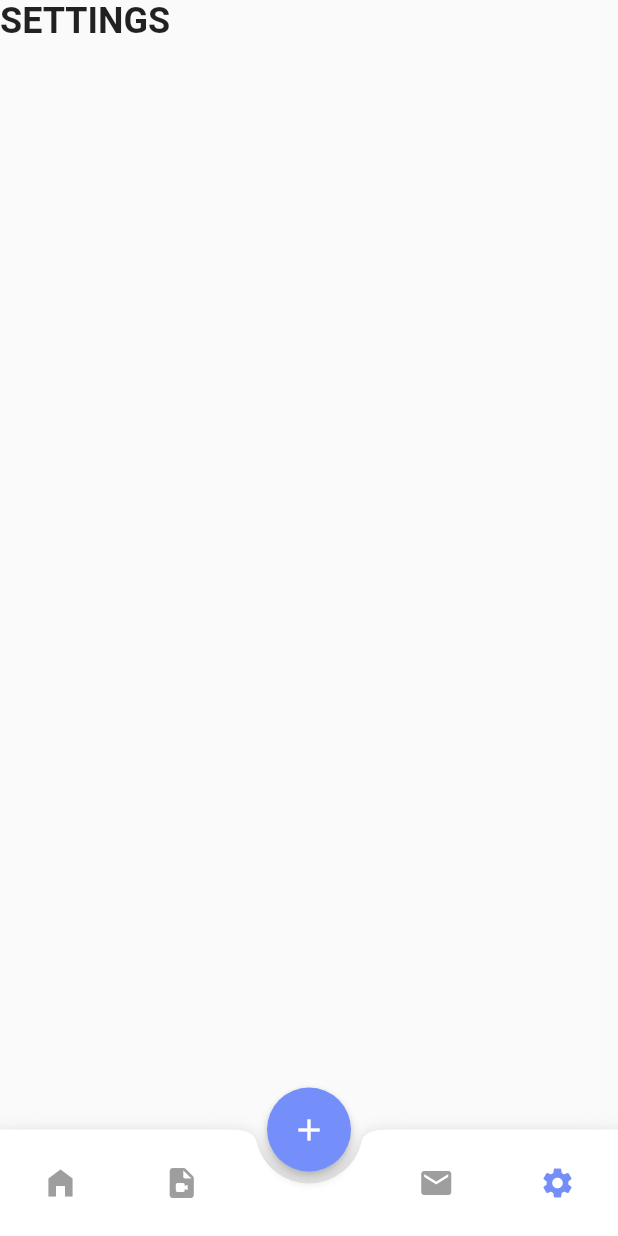
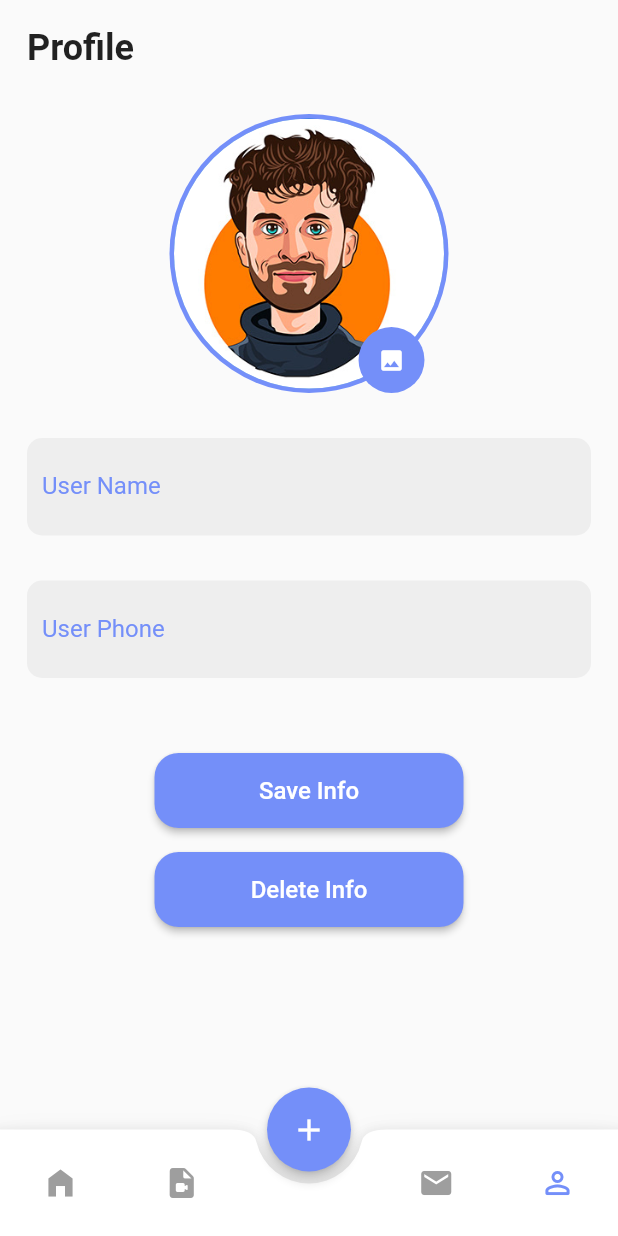
Before and after one commit to Magesh-Doodleblue/Task-Management-Application-and-Github-API-implementation, a Flutter app: the screen it shows after launch, item 4 of the bottom bar chosen, on a phone screen of 412 x 824 dp. Run offline on Flutter 3.47's test engine with Material 2 defaults, Android fonts, the phone set to English and light mode, and no system bars; our stand-ins replace fluttertoast, google_fonts, image_picker, sqflite, step_progress_indicator, syncfusion_flutter_charts; missing offline and left inert: custom_check_box; accounts and stored records are empty; network calls fail; Roboto replaces fonts that are missing (Ubuntu).

Commit message:
added profile with database

```diff
--- a/lib/View/Navigation Bar/navigation_bar.dart
+++ b/lib/View/Navigation Bar/navigation_bar.dart
@@ -5,7 +5,7 @@ import 'package:flutter/material.dart';
 import '../Dashboard/dashboard.dart';
 import '../Github Home/github_home.dart';
 import '../Projects/projects.dart';
-import '../settings/settings.dart';
+import '../Profile/profile.dart';
 
 class MyHomePage extends StatefulWidget {
   @override
@@ -18,7 +18,7 @@ class _MyHomePageState extends State<MyHomePage> {
     const Dashboard(),
     const ProjectScreen(),
     const GitHubRepositoryListScreen(), // Add GitHub screen as the last item
-    const SettingsScreen(),
+    const ProfileScreen(),
   ];
   @override
   Widget build(BuildContext context) {
@@ -45,7 +45,7 @@ class _MyHomePageState extends State<MyHomePage> {
             buildNavItem(Icons.video_file_rounded, 1),
             SizedBox(width: 48.0), // Empty space for the floating button
             buildNavItem(Icons.mail, 2),
-            buildNavItem(Icons.settings, 3),
+            buildNavItem(Icons.person_outline_rounded, 3),
           ],
         ),
       ),
--- /dev/null
+++ b/lib/View/Profile/profile.dart
@@ -0,0 +1,296 @@
+import 'dart:io';
+
+import 'package:flutter/material.dart';
+import 'package:fluttertoast/fluttertoast.dart';
+import 'package:image_picker/image_picker.dart';
+
+import '../../Controllers/database_helper.dart';
+
+class ProfileScreen extends StatefulWidget {
+  const ProfileScreen({Key? key}) : super(key: key);
+
+  @override
+  State<ProfileScreen> createState() => _ProfileScreenState();
+}
+
+class _ProfileScreenState extends State<ProfileScreen> {
+  TextEditingController phoneController = TextEditingController();
+  TextEditingController nameController = TextEditingController();
+  String? _selectedImagePath;
+
+  Future<void> _getImageFromGallery() async {
+    final picker = ImagePicker();
+    final pickedFile = await picker.pickImage(source: ImageSource.gallery);
+
+    if (pickedFile != null) {
+      setState(() {
+        _selectedImagePath = pickedFile.path;
+      });
+      Fluttertoast.showToast(
+        msg: "Please click Save info to Store",
+        gravity: ToastGravity.BOTTOM,
+        toastLength: Toast.LENGTH_SHORT,
+      );
+    }
+  }
+
+  @override
+  void initState() {
+    super.initState();
+    _loadProfileData();
+  }
+
+  Future<void> _loadProfileData() async {
+    // Fetch profile data from the database
+    Map<String, dynamic> profileData = await DatabaseHelper().getProfile();
+
+    setState(() {
+      // Set the text controllers and _selectedImagePath with fetched data
+      nameController.text = profileData['name'] ?? '';
+      phoneController.text = profileData['phone'] ?? '';
+      _selectedImagePath = profileData['profileImage'];
+    });
+  }
+
+  @override
+  Widget build(BuildContext context) {
+    return SafeArea(
+      child: Scaffold(
+        body: Padding(
+          padding: const EdgeInsets.all(18.0),
+          child: SingleChildScrollView(
+            child: Column(
+              children: [
+                customAppbar(),
+                profileBody(),
+              ],
+            ),
+          ),
+        ),
+      ),
+    );
+  }
+
+  Column profileBody() {
+    return Column(
+      mainAxisAlignment: MainAxisAlignment.center,
+      children: [
+        const SizedBox(
+          height: 30,
+        ),
+        GestureDetector(
+          onTap: _getImageFromGallery,
+          child: Stack(
+            children: [
+              CircleAvatar(
+                backgroundColor: const Color.fromARGB(255, 116, 143, 249),
+                radius: 93,
+                child: CircleAvatar(
+                  backgroundImage: _selectedImagePath != null
+                      ? FileImage(File(_selectedImagePath!))
+                      : AssetImage('assets/images/avatar.jpg') as ImageProvider,
+                  radius: 90,
+                ),
+              ),
+              const Positioned(
+                right: 0,
+                left: 110,
+                bottom: 0,
+                child: InkWell(
+                  child: CircleAvatar(
+                    backgroundColor: const Color.fromARGB(255, 116, 143, 249),
+                    radius: 22,
+                    child: Icon(
+                      Icons.photo,
+                      size: 18,
+                      color: Colors.white,
+                    ),
+                  ),
+                ),
+              ),
+            ],
+          ),
+        ),
+        const SizedBox(
+          height: 30,
+        ),
+        Container(
+          height: 65,
+          alignment: Alignment.center,
+          decoration: BoxDecoration(
+              color: Colors.grey.withOpacity(0.13),
+              borderRadius: BorderRadius.circular(10)),
+          child: TextFormField(
+            controller: nameController,
+            decoration: const InputDecoration(
+              labelText: 'User Name',
+              contentPadding: EdgeInsets.symmetric(horizontal: 10),
+              labelStyle: TextStyle(
+                color: const Color.fromARGB(255, 116, 143, 249),
+              ),
+              border: InputBorder.none,
+            ),
+            cursorColor: const Color.fromARGB(255, 116, 143, 249),
+            onChanged: (value) {
+              // userName = value;
+            },
+          ),
+        ),
+        const SizedBox(
+          height: 30,
+        ),
+        Container(
+          height: 65,
+          alignment: Alignment.center,
+          decoration: BoxDecoration(
+              color: Colors.grey.withOpacity(0.13),
+              borderRadius: BorderRadius.circular(10)),
+          child: TextFormField(
+            controller: phoneController,
+            decoration: const InputDecoration(
+              contentPadding: EdgeInsets.symmetric(horizontal: 10),
+              labelText: 'User Phone',
+              labelStyle: TextStyle(
+                color: const Color.fromARGB(255, 116, 143, 249),
+              ),
+              border: InputBorder.none,
+            ),
+            cursorColor: const Color.fromARGB(255, 116, 143, 249),
+            onChanged: (value) {
+              // userPhone = value;
+            },
+          ),
+        ),
+        const SizedBox(
+          height: 50,
+        ),
+        Center(
+          child: SizedBox(
+            width: MediaQuery.of(context).size.width * 0.5,
+            height: 50,
+            child: ElevatedButton(
+              onPressed: () async {
+                // validation  :-)
+                if (nameController.text.isNotEmpty &&
+                    phoneController.text.isNotEmpty) {
+                  // Save profile data and image path to the local database
+                  final profile = {
+                    'name': nameController.text,
+                    'phone': phoneController.text,
+                    'profileImage': _selectedImagePath,
+                  };
+                  await DatabaseHelper().insertProfile(profile);
+                } else {
+                  // Show a Toast with the message
+                  Fluttertoast.showToast(
+                    msg: "Please add details",
+                    gravity: ToastGravity.BOTTOM,
+                    toastLength: Toast.LENGTH_SHORT,
+                  );
+                }
+              },
+              style: ElevatedButton.styleFrom(
+                backgroundColor: const Color.fromARGB(255, 116, 143, 249),
+                shape: RoundedRectangleBorder(
+                  borderRadius: BorderRadius.circular(16),
+                ),
+              ),
+              child: const Text(
+                'Save Info',
+                style: TextStyle(fontSize: 16, color: Colors.white),
+              ),
+            ),
+          ),
+        ),
+        SizedBox(
+          height: 16,
+        ),
+        Center(
+          child: SizedBox(
+            width: MediaQuery.of(context).size.width * 0.5,
+            height: 50,
+            child: ElevatedButton(
+              onPressed: () async {
+                try {
+// Show a Toast with the message
+                  _deleteImage();
+                } catch (error) {
+                  // Show a Toast with the message
+                  Fluttertoast.showToast(
+                    msg: "Error while deleting data",
+                    gravity: ToastGravity.BOTTOM,
+                    toastLength: Toast.LENGTH_SHORT,
+                  );
+                }
+                ;
+              },
+              style: ElevatedButton.styleFrom(
+                backgroundColor: const Color.fromARGB(255, 116, 143, 249),
+                shape: RoundedRectangleBorder(
+                  borderRadius: BorderRadius.circular(16),
+                ),
+              ),
+              child: const Text(
+                'Delete Info',
+                style: TextStyle(fontSize: 16, color: Colors.white),
+              ),
+            ),
+          ),
+        ),
+      ],
+    );
+  }
+
+  Widget customAppbar() {
+    return Container(
+      child: Row(
+        children: [
+          Text(
+            "Profile",
+            style: TextStyle(fontSize: 24, fontWeight: FontWeight.bold),
+          ),
+        ],
+      ),
+    );
+  }
+
+  Future<void> _deleteImage() async {
+    bool confirmed = await showDialog(
+      context: context,
+      builder: (context) {
+        return AlertDialog(
+          title: Text("Confirm Deletion"),
+          content: Text("Do you want to delete the profile image?"),
+          actions: [
+            TextButton(
+              onPressed: () {
+                Navigator.of(context).pop(true);
+                Fluttertoast.showToast(
+                  msg: "Data Deleted Successfully",
+                  gravity: ToastGravity.BOTTOM,
+                  toastLength: Toast.LENGTH_SHORT,
+                );
+              },
+              child: Text("Yes"),
+            ),
+            TextButton(
+              onPressed: () {
+                Navigator.of(context).pop(false);
+              },
+              child: Text("No"),
+            ),
+          ],
+        );
+      },
+    );
+
+    if (confirmed == true) {
+      // Delete image path from the local database
+      await DatabaseHelper().deleteProfile();
+
+      setState(() {
+        _selectedImagePath = null;
+      });
+    }
+  }
+}
--- a/lib/View/settings/settings.dart
+++ /dev/null
@@ -1,13 +0,0 @@
-import 'package:flutter/material.dart';
-
-class SettingsScreen extends StatelessWidget {
-  const SettingsScreen({super.key});
-
-  @override
-  Widget build(BuildContext context) {
-    return const Scaffold(
-      body: Text("SETTINGS",
-          style: TextStyle(fontSize: 24, fontWeight: FontWeight.bold)),
-    );
-  }
-}
--- a/lib/main.dart
+++ b/lib/main.dart
@@ -6,7 +6,7 @@ import 'package:sqflite/sqflite.dart';
 import 'package:path/path.dart' as path;
 import 'package:thiran_task/View/Dashboard%20Design/dashboard_design.dart';
 import 'package:thiran_task/View/Projects/projects.dart';
-import 'package:thiran_task/View/settings/settings.dart';
+import 'package:thiran_task/View/Profile/profile.dart';
 
 import 'View/Dashboard/dashboard.dart';
 import 'View/Github Home/github_home.dart';
--- a/pubspec.yaml
+++ b/pubspec.yaml
@@ -45,6 +45,7 @@ dependencies:
   fluttertoast: ^8.2.2
   custom_check_box: ^0.0.4
   lottie: ^2.5.0
+  image_picker: ^1.0.1
 
 dev_dependencies:
   flutter_test:
```
Also changed, not shown: lib/Controllers/database_helper.dart (added, +60 -0 lines), lib/View/Dashboard/dashboard.dart (+36 -4 lines), lib/View/Github Home/github_home.dart (+44 -20 lines), lib/View/Projects/projects.dart (+31 -4 lines), assets/icons/stars.gif (added), pubspec.lock, 5 other files.
